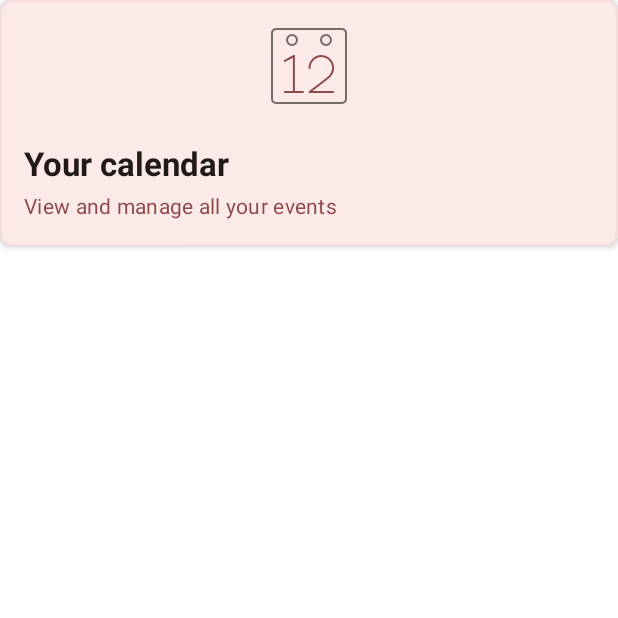
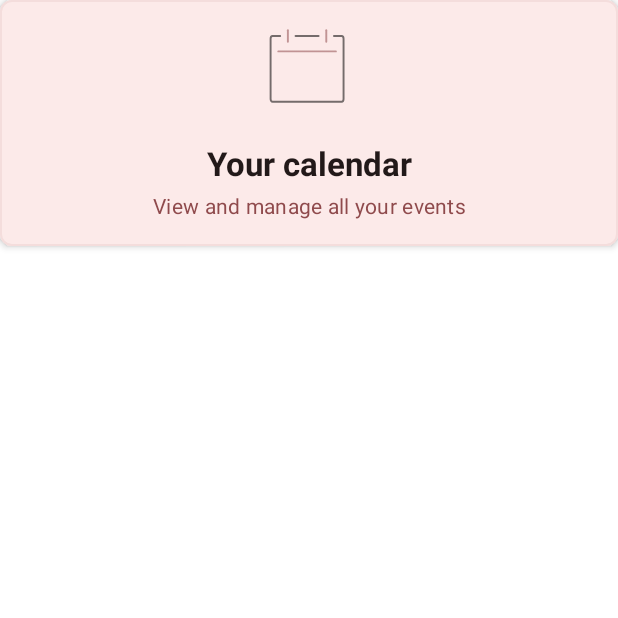
Before and after one commit to rubenquadros/TimeToWish-App, an Android app built with Jetpack Compose: the composable HomeGridItem shown on its own in the app's theme, on a phone screen of 412 x 824 dp, the top half of it. Run offline under Robolectric (Android 15) with nearby library versions, the phone set to English and light mode, and no system bars; our stand-ins replace Compose Multiplatform resources; pictures from the network do not load; 4 statements that could not run were skipped.

Commit message:
[UI] Update the Home Screen UI.
The home screen icons now match the bottom navigation icons. This makes it
easier to understand the features.

```diff
--- a/features/home/src/commonMain/composeResources/drawable-dark/home_add_event.xml
+++ b/features/home/src/commonMain/composeResources/drawable-dark/home_add_event.xml
@@ -2,33 +2,20 @@
 <vector xmlns:android="http://schemas.android.com/apk/res/android"
     android:width="800dp"
     android:height="800dp"
-    android:viewportWidth="48"
-    android:viewportHeight="48">
+    android:viewportWidth="64"
+    android:viewportHeight="64">
 
     <path
         android:strokeColor="#FFFFFF"
-		android:strokeAlpha="0.54"
-        android:strokeWidth="1"
+        android:strokeAlpha="0.54"
+        android:strokeWidth="1.4"
         android:strokeLineJoin="round"
         android:strokeLineCap="round"
-        android:pathData="M35.9648,41.8625l8.4128,2.3611-2.5744-8.1708" />
+        android:pathData="M 32 8 C 45.2548339959 8 56 18.7451660041 56 32 C 56 45.2548339959 45.2548339959 56 32 56 C 18.7451660041 56 8 45.2548339959 8 32 C 8 18.7451660041 18.7451660041 8 32 8 Z" />
     <path
         android:strokeColor="#FFB3B3"
-        android:strokeWidth="1"
+        android:strokeWidth="1.4"
         android:strokeLineJoin="round"
         android:strokeLineCap="round"
-        android:pathData="M9.5,24h29" />
-    <path
-        android:strokeColor="#FFB3B3"
-        android:strokeWidth="1"
-        android:strokeLineJoin="round"
-        android:strokeLineCap="round"
-        android:pathData="M24,9.5v29" />
-    <path
-        android:strokeColor="#FFFFFF"
-		android:strokeAlpha="0.54"
-        android:strokeWidth="1"
-        android:strokeLineJoin="round"
-        android:strokeLineCap="round"
-        android:pathData="M35.9648,41.8625a21.4994,21.4994,0,1,1,5.8384-5.81" />
+        android:pathData="M20 32h24M32 20v24" />
 </vector>
--- a/features/home/src/commonMain/composeResources/drawable-dark/home_calendar.xml
+++ b/features/home/src/commonMain/composeResources/drawable-dark/home_calendar.xml
@@ -1,51 +1,45 @@
-<vector xmlns:android="http://schemas.android.com/apk/res/android" xmlns:aapt="http://schemas.android.com/aapt"
-    android:viewportWidth="48"
-    android:viewportHeight="48"
+<?xml version="1.0" encoding="utf-8"?>
+<vector xmlns:android="http://schemas.android.com/apk/res/android"
     android:width="800dp"
-    android:height="800dp">
+    android:height="800dp"
+    android:viewportWidth="25"
+    android:viewportHeight="25">
+
     <path
-        android:pathData="M24.2826 25A5.9315 5.9315 0 0 1 30.06 19a5.9712 5.9712 0 0 1 4.2222 10.2222c-2.4444 2 -10 7.7778 -10 7.7778H36.06"
+        android:strokeColor="#FFFFFF"
+        android:strokeAlpha="0.54"
+        android:strokeWidth="0.5"
+        android:strokeLineJoin="round"
+        android:strokeMiterLimit="10"
+        android:strokeLineCap="round"
+        android:pathData="M15 4.69632H9" />
+    <path
+        android:strokeColor="#FFFFFF"
+        android:strokeAlpha="0.54"
+        android:strokeWidth="0.5"
+        android:strokeLineJoin="round"
+        android:strokeMiterLimit="10"
+        android:strokeLineCap="round"
+        android:pathData="M19 4.69632H21C21.28 4.69632 21.5 5.00995 21.5 5.40913V21.0909C21.5 21.49 21.28 21.8037 21 21.8037H19.37H14.62H9.37H4.62H3C2.72 21.8037 2.5 21.49 2.5 21.0909V5.40913C2.5 5.00995 2.72 4.69632 3 4.69632H5" />
+    <path
         android:strokeColor="#FFB3B3"
-        android:strokeWidth="1"
+        android:strokeWidth="0.5"
+        android:strokeLineJoin="round"
+        android:strokeMiterLimit="10"
         android:strokeLineCap="round"
-        android:strokeLineJoin="round" />
+        android:pathData="M4.5 8.69632H19.5" />
     <path
-        android:pathData="M11.9396 37L20.9396 37"
         android:strokeColor="#FFB3B3"
-        android:strokeWidth="1"
+        android:strokeWidth="0.5"
+        android:strokeLineJoin="round"
+        android:strokeMiterLimit="10"
         android:strokeLineCap="round"
-        android:strokeLineJoin="round" />
+        android:pathData="M17 3.19632V6.19632" />
     <path
-        android:pathData="M11.9396 21.475L16.4396 19"
         android:strokeColor="#FFB3B3"
-        android:strokeWidth="1"
+        android:strokeWidth="0.5"
+        android:strokeLineJoin="round"
+        android:strokeMiterLimit="10"
         android:strokeLineCap="round"
-        android:strokeLineJoin="round" />
-    <path
-        android:pathData="M16.4396 19L16.4396 37"
-        android:strokeColor="#FFB3B3"
-        android:strokeWidth="1"
-        android:strokeLineCap="round"
-        android:strokeLineJoin="round" />
-    <path
-        android:pathData="M35 11A2.5 2.5 0 0 1 30 11A2.5 2.5 0 0 1 35 11Z"
-        android:strokeColor="#FFFFFF"
-        android:strokeWidth="1"
-		android:strokeAlpha="0.54"
-        android:strokeLineCap="round"
-        android:strokeLineJoin="round" />
-    <path
-        android:pathData="M18 11A2.5 2.5 0 0 1 13 11A2.5 2.5 0 0 1 18 11Z"
-        android:strokeColor="#FFFFFF"
-        android:strokeWidth="1"
-		android:strokeAlpha="0.54"
-        android:strokeLineCap="round"
-        android:strokeLineJoin="round" />
-    <path
-        android:pathData="M7.5 5.5a2 2 0 0 0 -2 2v33a2 2 0 0 0 2 2h33a2 2 0 0 0 2 -2V7.5a2 2 0 0 0 -2 -2Z"
-        android:strokeColor="#FFFFFF"
-        android:strokeWidth="1"
-		android:strokeAlpha="0.54"
-        android:strokeLineCap="round"
-        android:strokeLineJoin="round" />
+        android:pathData="M7 3.19632V6.19632" />
 </vector>
--- a/features/home/src/commonMain/composeResources/drawable-dark/home_create_wish.xml
+++ b/features/home/src/commonMain/composeResources/drawable-dark/home_create_wish.xml
@@ -1,65 +1,19 @@
 <?xml version="1.0" encoding="utf-8"?>
 <vector xmlns:android="http://schemas.android.com/apk/res/android"
-    android:width="800dp"
-    android:height="800dp"
-    android:viewportWidth="48"
-    android:viewportHeight="48">
+    android:width="512.001dp"
+    android:height="512.001dp"
+    android:viewportWidth="512.001"
+    android:viewportHeight="512.001">
 
     <path
-        android:strokeColor="#FFFFFF"
-        android:strokeWidth="1"
-		android:strokeAlpha="0.54"
-        android:strokeLineJoin="round"
-        android:strokeLineCap="round"
-        android:pathData="M39.5,30.8668V6.5a2,2,0,0,0-2-2h-27a2,2,0,0,0-2,2v35a2,2,0,0,0,2,2h27a2,2,0,0,0,2-2V40.0311" />
+        android:fillColor="#FFB3B3"
+        android:pathData="M144.001,336.098c-35.344,0-64.099-28.754-64.099-64.099H64.1c0,35.344-28.754,64.099-64.099,64.099v15.802 c35.344,0,64.099,28.754,64.099,64.099h15.802c0-35.344,28.754-64.099,64.099-64.099V336.098z M72.001,381.369 c-7.862-16.282-21.088-29.506-37.37-37.37c16.282-7.862,29.506-21.088,37.37-37.37c7.862,16.282,21.088,29.506,37.37,37.37 C93.089,351.863,79.863,365.088,72.001,381.369z" />
     <path
-        android:strokeColor="#FFFFFF"
-        android:strokeWidth="1"
-		android:strokeAlpha="0.54"
-        android:strokeLineJoin="round"
-        android:strokeLineCap="round"
-        android:pathData="M37.1342,37.66,21.2877,21.7746V17.25H25.92L41.7049,33.0776" />
+        android:fillColor="#FFFFFF"
+        android:fillAlpha="0.54"
+        android:pathData="M359.902,288h-15.802c0,57.4-46.698,104.099-104.099,104.099v15.802c57.4,0,104.099,46.698,104.099,104.099h15.802 c0-57.4,46.698-104.099,104.099-104.099v-15.802C406.6,392.099,359.902,345.4,359.902,288z M352,469.181 c-12.171-31.723-37.457-57.01-69.18-69.18c31.723-12.171,57.01-37.457,69.18-69.18c12.171,31.723,37.457,57.01,69.18,69.18 C389.458,412.171,364.172,437.458,352,469.181z" />
     <path
-        android:strokeColor="#FFFFFF"
-        android:strokeWidth="1"
-		android:strokeAlpha="0.54"
-        android:strokeLineJoin="round"
-        android:strokeLineCap="round"
-        android:pathData="M44.3148,37.9846a1.6234,1.6234,0,0,0,0-2.2906l-2.61-2.6164L37.1342,37.66l2.61,2.6164a1.6136,1.6136,0,0,0,2.2849,0Z" />
-    <path
-        android:strokeColor="#FFB3B3"
-        android:strokeWidth="1"
-        android:strokeLineJoin="round"
-        android:strokeLineCap="round"
-        android:pathData="M 13 10.5 L 35 10.5" />
-    <path
-        android:strokeColor="#FFB3B3"
-        android:strokeWidth="1"
-        android:strokeLineJoin="round"
-        android:strokeLineCap="round"
-        android:pathData="M 13 17.25 L 21.2877 17.25" />
-    <path
-        android:strokeColor="#FFB3B3"
-        android:strokeWidth="1"
-        android:strokeLineJoin="round"
-        android:strokeLineCap="round"
-        android:pathData="M 32.6516 24 L 35 24" />
-    <path
-        android:strokeColor="#FFB3B3"
-        android:strokeWidth="1"
-        android:strokeLineJoin="round"
-        android:strokeLineCap="round"
-        android:pathData="M 13 24 L 23.5077 24" />
-    <path
-        android:strokeColor="#FFB3B3"
-        android:strokeWidth="1"
-        android:strokeLineJoin="round"
-        android:strokeLineCap="round"
-        android:pathData="M 13 30.75 L 29.989 30.75" />
-    <path
-        android:strokeColor="#FFB3B3"
-        android:strokeWidth="1"
-        android:strokeLineJoin="round"
-        android:strokeLineCap="round"
-        android:pathData="M 13 37.5 L 35 37.5" />
+        android:fillColor="#FFFFFF"
+        android:fillAlpha="0.54"
+        android:pathData="M168.1,184h15.802c0-44.167,35.932-80.099,80.098-80.099V88.099c-44.167,0-80.098-35.932-80.098-80.099H168.1 c0,44.167-35.932,80.099-80.099,80.099v15.802C132.167,103.901,168.1,139.833,168.1,184z M176.001,46.116 C185.69,68.399,203.602,86.311,225.885,96c-22.284,9.689-40.195,27.601-49.884,49.884C166.312,123.601,148.4,105.689,126.117,96 C148.399,86.311,166.312,68.399,176.001,46.116z" />
 </vector>
--- a/features/home/src/commonMain/composeResources/drawable-dark/home_greeting_card.xml
+++ b/features/home/src/commonMain/composeResources/drawable-dark/home_greeting_card.xml
@@ -7,13 +7,15 @@
 
 		<path
 			android:strokeColor="#FFFFFF"
+			android:strokeWidth="1"
 			android:strokeAlpha="0.54"
-		android:strokeWidth="1"
+			android:strokeLineJoin="round"
 			android:strokeLineCap="round"
-		android:pathData="M39.037 36.787H8.963A4.463 4.463 0 0 1 4.5 32.324V15.676a4.463 4.463 0 0 1 4.463-4.463h30.074a4.463 4.463 0 0 1 4.463 4.463v16.648a4.463 4.463 0 0 1-4.463 4.463m-21.74-11.003-11.39 9.793m36.186 0-11.382-9.786m-16.17-5.945-8.634-7.423m36.186 0-8.679 7.461" />
+			android:pathData="M7.48,5.5a2,2,0,0,0-2,2h0v33a2,2,0,0,0,2,2H40.52a2,2,0,0,0,2-2h0v-33a2,2,0,0,0-2-2H7.48Z" />
 		<path
 			android:strokeColor="#FFB3B3"
 			android:strokeWidth="1"
+			android:strokeLineJoin="round"
 			android:strokeLineCap="round"
-		android:pathData="M14.43 20.752c-0.003-2.434 2.46-5.018 5.763-4.742 1.249 0.104 2.425 0.447 3.247 1.505 0.336 0.431 0.576 0.4 0.99 0.005 2.916-2.782 7.915-1.516 8.957 2.26 0.485 1.757 0.01 3.334-1.245 4.6a84 84 0 0 1-4.576 4.295c-1.126 0.977 -2.155 2.065-3.207 3.124-0.286 0.287 -0.45 0.279 -0.745-0.005-2.516-2.414-5.057-4.802-7.578-7.212-1.069-1.022-1.669-2.264-1.605-3.83Z" />
+			android:pathData="M31.32,12.12a4.47,4.47,0,1,1-4.47,4.47A4.47,4.47,0,0,1,31.32,12.12ZM20,21l7.22,7.22a0.7 0.7 ,0,0,0,1,0l1.38-1.38a0.71 0.71 ,0,0,1,1,0l7.81,7.81a0.7 0.7 ,0,0,1-0.5,1.2H10.08a0.7 0.7 ,0,0,1-0.58-1.1L19,21.13A0.7 0.7 ,0,0,1,20,21Z" />
 	</vector>
--- a/features/home/src/commonMain/composeResources/drawable/home_add_event.xml
+++ b/features/home/src/commonMain/composeResources/drawable/home_add_event.xml
@@ -2,33 +2,21 @@
 <vector xmlns:android="http://schemas.android.com/apk/res/android"
     android:width="800dp"
     android:height="800dp"
-    android:viewportWidth="48"
-    android:viewportHeight="48">
+    android:viewportWidth="64"
+    android:viewportHeight="64">
 
     <path
         android:strokeColor="#000000"
         android:strokeAlpha="0.54"
-        android:strokeWidth="1"
+        android:strokeWidth="1.4"
         android:strokeLineJoin="round"
         android:strokeLineCap="round"
-        android:pathData="M35.9648,41.8625l8.4128,2.3611-2.5744-8.1708" />
+        android:pathData="M 32 8 C 45.2548339959 8 56 18.7451660041 56 32 C 56 45.2548339959 45.2548339959 56 32 56 C 18.7451660041 56 8 45.2548339959 8 32 C 8 18.7451660041 18.7451660041 8 32 8 Z" />
     <path
         android:strokeColor="#8F4A4C"
-        android:strokeWidth="1"
+		android:strokeAlpha="0.54"
+        android:strokeWidth="1.4"
         android:strokeLineJoin="round"
         android:strokeLineCap="round"
-        android:pathData="M9.5,24h29" />
-    <path
-        android:strokeColor="#8F4A4C"
-        android:strokeWidth="1"
-        android:strokeLineJoin="round"
-        android:strokeLineCap="round"
-        android:pathData="M24,9.5v29" />
-    <path
-        android:strokeColor="#000000"
-        android:strokeAlpha="0.54"
-        android:strokeWidth="1"
-        android:strokeLineJoin="round"
-        android:strokeLineCap="round"
-        android:pathData="M35.9648,41.8625a21.4994,21.4994,0,1,1,5.8384-5.81" />
+        android:pathData="M20 32h24M32 20v24" />
 </vector>
--- a/features/home/src/commonMain/composeResources/drawable/home_calendar.xml
+++ b/features/home/src/commonMain/composeResources/drawable/home_calendar.xml
@@ -1,51 +1,48 @@
-<vector xmlns:android="http://schemas.android.com/apk/res/android" xmlns:aapt="http://schemas.android.com/aapt"
-    android:viewportWidth="48"
-    android:viewportHeight="48"
+<?xml version="1.0" encoding="utf-8"?>
+<vector xmlns:android="http://schemas.android.com/apk/res/android"
     android:width="800dp"
-    android:height="800dp">
+    android:height="800dp"
+    android:viewportWidth="25"
+    android:viewportHeight="25">
+
     <path
-        android:pathData="M24.2826 25A5.9315 5.9315 0 0 1 30.06 19a5.9712 5.9712 0 0 1 4.2222 10.2222c-2.4444 2 -10 7.7778 -10 7.7778H36.06"
-        android:strokeColor="#8F4A4C"
-        android:strokeWidth="1"
-        android:strokeLineCap="round"
-        android:strokeLineJoin="round" />
-    <path
-        android:pathData="M11.9396 37L20.9396 37"
-        android:strokeColor="#8F4A4C"
-        android:strokeWidth="1"
-        android:strokeLineCap="round"
-        android:strokeLineJoin="round" />
-    <path
-        android:pathData="M11.9396 21.475L16.4396 19"
-        android:strokeColor="#8F4A4C"
-        android:strokeWidth="1"
-        android:strokeLineCap="round"
-        android:strokeLineJoin="round" />
-    <path
-        android:pathData="M16.4396 19L16.4396 37"
-        android:strokeColor="#8F4A4C"
-        android:strokeWidth="1"
-        android:strokeLineCap="round"
-        android:strokeLineJoin="round" />
-    <path
-        android:pathData="M35 11A2.5 2.5 0 0 1 30 11A2.5 2.5 0 0 1 35 11Z"
         android:strokeColor="#000000"
         android:strokeAlpha="0.54"
-        android:strokeWidth="1"
+        android:strokeWidth="0.5"
+        android:strokeLineJoin="round"
+        android:strokeMiterLimit="10"
         android:strokeLineCap="round"
-        android:strokeLineJoin="round" />
+        android:pathData="M15 4.69632H9" />
     <path
-        android:pathData="M18 11A2.5 2.5 0 0 1 13 11A2.5 2.5 0 0 1 18 11Z"
         android:strokeColor="#000000"
         android:strokeAlpha="0.54"
-        android:strokeWidth="1"
+        android:strokeWidth="0.5"
+        android:strokeLineJoin="round"
+        android:strokeMiterLimit="10"
         android:strokeLineCap="round"
-        android:strokeLineJoin="round" />
+        android:pathData="M19 4.69632H21C21.28 4.69632 21.5 5.00995 21.5 5.40913V21.0909C21.5 21.49 21.28 21.8037 21 21.8037H19.37H14.62H9.37H4.62H3C2.72 21.8037 2.5 21.49 2.5 21.0909V5.40913C2.5 5.00995 2.72 4.69632 3 4.69632H5" />
     <path
-        android:pathData="M7.5 5.5a2 2 0 0 0 -2 2v33a2 2 0 0 0 2 2h33a2 2 0 0 0 2 -2V7.5a2 2 0 0 0 -2 -2Z"
-        android:strokeColor="#000000"
+        android:strokeColor="#8F4A4C"
         android:strokeAlpha="0.54"
-        android:strokeWidth="1"
+        android:strokeWidth="0.5"
+        android:strokeLineJoin="round"
+        android:strokeMiterLimit="10"
         android:strokeLineCap="round"
-        android:strokeLineJoin="round" />
+        android:pathData="M4.5 8.69632H19.5" />
+    <path
+        android:strokeColor="#8F4A4C"
+        android:strokeAlpha="0.54"
+        android:strokeWidth="0.5"
+        android:strokeLineJoin="round"
+        android:strokeMiterLimit="10"
+        android:strokeLineCap="round"
+        android:pathData="M17 3.19632V6.19632" />
+    <path
+        android:strokeColor="#8F4A4C"
+        android:strokeAlpha="0.54"
+        android:strokeWidth="0.5"
+        android:strokeLineJoin="round"
+        android:strokeMiterLimit="10"
+        android:strokeLineCap="round"
+        android:pathData="M7 3.19632V6.19632" />
 </vector>
--- a/features/home/src/commonMain/composeResources/drawable/home_create_wish.xml
+++ b/features/home/src/commonMain/composeResources/drawable/home_create_wish.xml
@@ -1,65 +1,20 @@
 <?xml version="1.0" encoding="utf-8"?>
 <vector xmlns:android="http://schemas.android.com/apk/res/android"
-    android:width="800dp"
-    android:height="800dp"
-    android:viewportWidth="48"
-    android:viewportHeight="48">
+    android:width="512.001dp"
+    android:height="512.001dp"
+    android:viewportWidth="512.001"
+    android:viewportHeight="512.001">
 
     <path
-        android:strokeColor="#000000"
-        android:strokeAlpha="0.54"
-        android:strokeWidth="1"
-        android:strokeLineJoin="round"
-        android:strokeLineCap="round"
-        android:pathData="M39.5,30.8668V6.5a2,2,0,0,0-2-2h-27a2,2,0,0,0-2,2v35a2,2,0,0,0,2,2h27a2,2,0,0,0,2-2V40.0311" />
+        android:fillColor="#8F4A4C"
+        android:fillAlpha="0.54"
+        android:pathData="M144.001,336.098c-35.344,0-64.099-28.754-64.099-64.099H64.1c0,35.344-28.754,64.099-64.099,64.099v15.802 c35.344,0,64.099,28.754,64.099,64.099h15.802c0-35.344,28.754-64.099,64.099-64.099V336.098z M72.001,381.369 c-7.862-16.282-21.088-29.506-37.37-37.37c16.282-7.862,29.506-21.088,37.37-37.37c7.862,16.282,21.088,29.506,37.37,37.37 C93.089,351.863,79.863,365.088,72.001,381.369z" />
     <path
-        android:strokeColor="#000000"
-        android:strokeAlpha="0.54"
-        android:strokeWidth="1"
-        android:strokeLineJoin="round"
-        android:strokeLineCap="round"
-        android:pathData="M37.1342,37.66,21.2877,21.7746V17.25H25.92L41.7049,33.0776" />
+        android:fillColor="#000000"
+        android:fillAlpha="0.54"
+        android:pathData="M359.902,288h-15.802c0,57.4-46.698,104.099-104.099,104.099v15.802c57.4,0,104.099,46.698,104.099,104.099h15.802 c0-57.4,46.698-104.099,104.099-104.099v-15.802C406.6,392.099,359.902,345.4,359.902,288z M352,469.181 c-12.171-31.723-37.457-57.01-69.18-69.18c31.723-12.171,57.01-37.457,69.18-69.18c12.171,31.723,37.457,57.01,69.18,69.18 C389.458,412.171,364.172,437.458,352,469.181z" />
     <path
-        android:strokeColor="#000000"
-        android:strokeAlpha="0.54"
-        android:strokeWidth="1"
-        android:strokeLineJoin="round"
-        android:strokeLineCap="round"
-        android:pathData="M44.3148,37.9846a1.6234,1.6234,0,0,0,0-2.2906l-2.61-2.6164L37.1342,37.66l2.61,2.6164a1.6136,1.6136,0,0,0,2.2849,0Z" />
-    <path
-        android:strokeColor="#8F4A4C"
-        android:strokeWidth="1"
-        android:strokeLineJoin="round"
-        android:strokeLineCap="round"
-        android:pathData="M 13 10.5 L 35 10.5" />
-    <path
-        android:strokeColor="#8F4A4C"
-        android:strokeWidth="1"
-        android:strokeLineJoin="round"
-        android:strokeLineCap="round"
-        android:pathData="M 13 17.25 L 21.2877 17.25" />
-    <path
-        android:strokeColor="#8F4A4C"
-        android:strokeWidth="1"
-        android:strokeLineJoin="round"
-        android:strokeLineCap="round"
-        android:pathData="M 32.6516 24 L 35 24" />
-    <path
-        android:strokeColor="#8F4A4C"
-        android:strokeWidth="1"
-        android:strokeLineJoin="round"
-        android:strokeLineCap="round"
-        android:pathData="M 13 24 L 23.5077 24" />
-    <path
-        android:strokeColor="#8F4A4C"
-        android:strokeWidth="1"
-        android:strokeLineJoin="round"
-        android:strokeLineCap="round"
-        android:pathData="M 13 30.75 L 29.989 30.75" />
-    <path
-        android:strokeColor="#8F4A4C"
-        android:strokeWidth="1"
-        android:strokeLineJoin="round"
-        android:strokeLineCap="round"
-        android:pathData="M 13 37.5 L 35 37.5" />
+        android:fillColor="#000000"
+        android:fillAlpha="0.54"
+        android:pathData="M168.1,184h15.802c0-44.167,35.932-80.099,80.098-80.099V88.099c-44.167,0-80.098-35.932-80.098-80.099H168.1 c0,44.167-35.932,80.099-80.099,80.099v15.802C132.167,103.901,168.1,139.833,168.1,184z M176.001,46.116 C185.69,68.399,203.602,86.311,225.885,96c-22.284,9.689-40.195,27.601-49.884,49.884C166.312,123.601,148.4,105.689,126.117,96 C148.399,86.311,166.312,68.399,176.001,46.116z" />
 </vector>
--- a/features/home/src/commonMain/composeResources/drawable/home_greeting_card.xml
+++ b/features/home/src/commonMain/composeResources/drawable/home_greeting_card.xml
@@ -7,13 +7,15 @@
 
     <path
         android:strokeColor="#000000"
+        android:strokeWidth="1"
         android:strokeAlpha="0.54"
-		android:strokeWidth="1"
+        android:strokeLineJoin="round"
         android:strokeLineCap="round"
-		android:pathData="M39.037 36.787H8.963A4.463 4.463 0 0 1 4.5 32.324V15.676a4.463 4.463 0 0 1 4.463-4.463h30.074a4.463 4.463 0 0 1 4.463 4.463v16.648a4.463 4.463 0 0 1-4.463 4.463m-21.74-11.003-11.39 9.793m36.186 0-11.382-9.786m-16.17-5.945-8.634-7.423m36.186 0-8.679 7.461" />
+        android:pathData="M7.48,5.5a2,2,0,0,0-2,2h0v33a2,2,0,0,0,2,2H40.52a2,2,0,0,0,2-2h0v-33a2,2,0,0,0-2-2H7.48Z" />
     <path
         android:strokeColor="#8F4A4C"
         android:strokeWidth="1"
+        android:strokeLineJoin="round"
         android:strokeLineCap="round"
-		android:pathData="M14.43 20.752c-0.003-2.434 2.46-5.018 5.763-4.742 1.249 0.104 2.425 0.447 3.247 1.505 0.336 0.431 0.576 0.4 0.99 0.005 2.916-2.782 7.915-1.516 8.957 2.26 0.485 1.757 0.01 3.334-1.245 4.6a84 84 0 0 1-4.576 4.295c-1.126 0.977 -2.155 2.065-3.207 3.124-0.286 0.287 -0.45 0.279 -0.745-0.005-2.516-2.414-5.057-4.802-7.578-7.212-1.069-1.022-1.669-2.264-1.605-3.83Z" />
+        android:pathData="M31.32,12.12a4.47,4.47,0,1,1-4.47,4.47A4.47,4.47,0,0,1,31.32,12.12ZM20,21l7.22,7.22a0.7 0.7 ,0,0,0,1,0l1.38-1.38a0.71 0.71 ,0,0,1,1,0l7.81,7.81a0.7 0.7 ,0,0,1-0.5,1.2H10.08a0.7 0.7 ,0,0,1-0.58-1.1L19,21.13A0.7 0.7 ,0,0,1,20,21Z" />
 </vector>
--- a/features/home/src/commonMain/kotlin/io.github.rubenquadros.timetowish.feature.home/presentation/ui/HomeContent.kt
+++ b/features/home/src/commonMain/kotlin/io.github.rubenquadros.timetowish.feature.home/presentation/ui/HomeContent.kt
@@ -64,19 +64,20 @@ internal fun HomeContent(
         )
 
         EventsToday(
-            modifier = Modifier.padding(horizontal = TWTheme.spacings.space2).fillMaxWidth(),
+            modifier = Modifier.padding(horizontal = TWTheme.spacings.space4).fillMaxWidth(),
             todayEvents = homeEntity.todayEvents ?: persistentListOf()
         )
 
         HomeGrid(
-            modifier = Modifier.padding(horizontal = TWTheme.spacings.space2).fillMaxWidth(),
+            modifier = Modifier.padding(horizontal = TWTheme.spacings.space4).fillMaxWidth(),
             onClick = onCardClick
         )
 
         TWText(
-            modifier = Modifier.padding(start = TWTheme.spacings.space4),
+            modifier = Modifier.fillMaxWidth(),
             text = stringResource(Res.string.home_tech_credit),
-            textColor = TWTheme.colors.onSurface
+            textColor = TWTheme.colors.onSurface,
+            textAlign = TextAlign.Center
         )
     }
 }
@@ -130,7 +131,7 @@ private fun EventsToday(
 ) {
     TWCard(
         modifier = modifier,
-        variant = TWCard.Variant.Default,
+        variant = TWCard.Variant.Elevated,
         cardColors = TWCardDefaults.cardColors(
             containerColor = TWTheme.colors.primaryContainer
         ),
--- a/features/home/src/commonMain/kotlin/io.github.rubenquadros.timetowish.feature.home/presentation/ui/grid/HomeGrid.kt
+++ b/features/home/src/commonMain/kotlin/io.github.rubenquadros.timetowish.feature.home/presentation/ui/grid/HomeGrid.kt
@@ -13,6 +13,7 @@ import androidx.compose.runtime.Composable
 import androidx.compose.ui.Modifier
 import androidx.compose.ui.semantics.clearAndSetSemantics
 import androidx.compose.ui.semantics.semantics
+import androidx.compose.ui.text.style.TextAlign
 import io.github.rubenquadros.timetowish.ui.TWTheme
 import io.github.rubenquadros.timetowish.ui.card.TWCard
 import io.github.rubenquadros.timetowish.ui.image.TWImage
@@ -88,13 +89,15 @@ private fun HomeGridItem(
             TWTitle(
                 modifier = Modifier.fillMaxWidth(),
                 title = gridItemUi.title,
-                textColor = TWTheme.colors.onSurface
+                textColor = TWTheme.colors.onSurface,
+                textAlign = TextAlign.Center
             )
             TWText(
                 modifier = Modifier.fillMaxWidth(),
                 text = gridItemUi.description,
                 textColor = TWTheme.colors.surfaceTint,
-                textStyle = TWTheme.typography.bodyMedium
+                textStyle = TWTheme.typography.bodyMedium,
+                textAlign = TextAlign.Center
             )
         }
     }
```
Also changed, not shown: 2 other files. Lines whose indentation alone changed are shown as unchanged.
